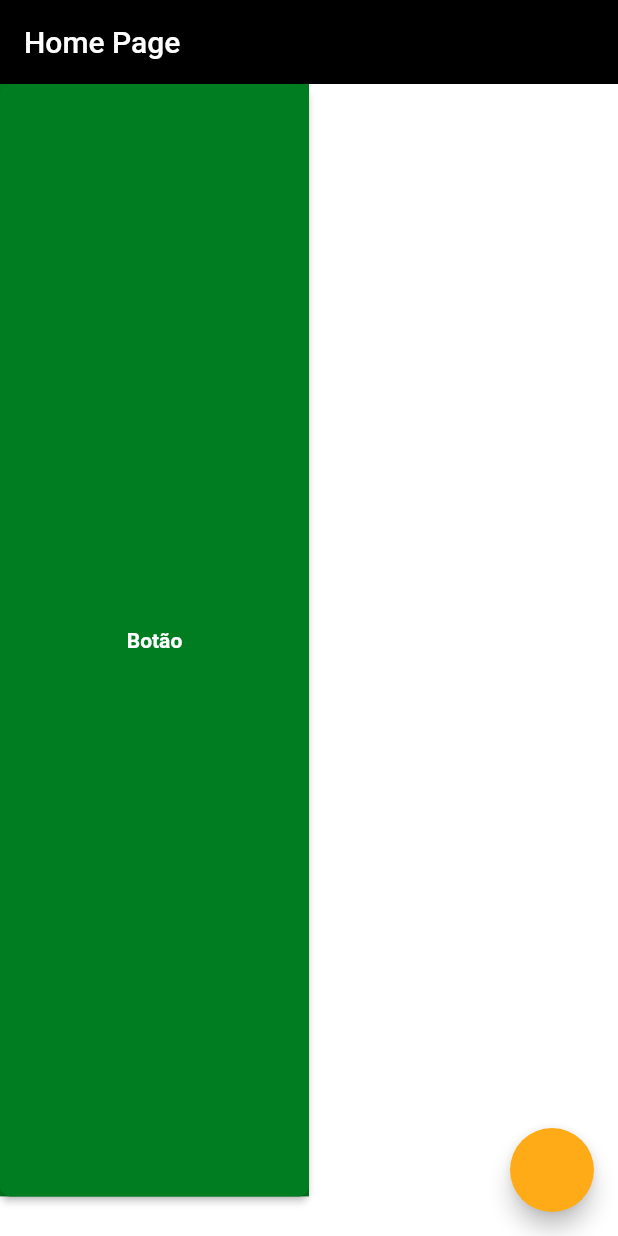
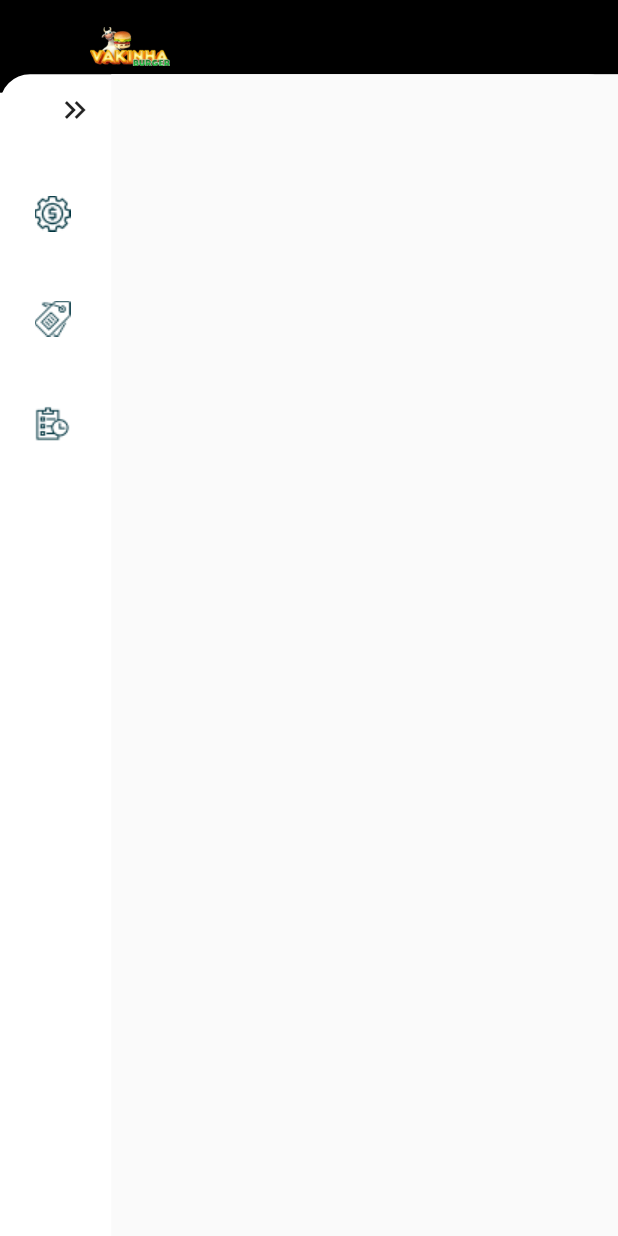
Before and after one commit to zimbaldi/vakinha_burger_flutter_web, a Flutter app: the screen it shows after launch, after a tap on "Entrar", on a phone screen of 412 x 824 dp. Run offline on Flutter 3.47's test engine with Material 2 defaults, Android fonts, the phone set to English and light mode, and no system bars; our stand-ins replace awesome_snackbar_content, dio, flutter_modular, loading_animation_widget, mobx; missing offline and left inert: dart:html, validatorless; generated files the repository leaves out were written again; Roboto replaces fonts that are missing (mplus1).

Commit message:
Aula 2 - menu lateral

```diff
--- a/lib/src/app_module.dart
+++ b/lib/src/app_module.dart
@@ -12,6 +12,9 @@ class AppModule extends Module {
   @override
   List<ModularRoute> get routes => [
         ModuleRoute('/login', module: LoginModule()),
-        ChildRoute('/', child: (context, args) => const HomePage()),
+        ChildRoute(
+          '/home',
+          child: (context, args) => const HomePage(),
+        ), //TODO voltar rota para '/'
       ];
 }
--- a/lib/src/modules/home/home_page.dart
+++ b/lib/src/modules/home/home_page.dart
@@ -2,8 +2,7 @@ import 'package:flutter/material.dart';
 
 import '../../core/ui/helpers/loader.dart';
 import '../../core/ui/helpers/messages.dart';
-import '../../core/ui/helpers/size_extensions.dart';
-import '../../core/ui/styles/colors_app.dart';
+import '../template/base_layout.dart';
 
 class HomePage extends StatefulWidget {
   const HomePage({super.key});
@@ -15,28 +14,6 @@ class HomePage extends StatefulWidget {
 class _HomePageState extends State<HomePage> with Loader, Messages {
   @override
   Widget build(BuildContext context) {
-    return Scaffold(
-      appBar: AppBar(
-        title: const Text('Home Page'),
-      ),
-      floatingActionButton: FloatingActionButton(
-        onPressed: () async {
-          showLoader();
-          await Future.delayed(const Duration(seconds: 2));
-          hideLoader();
-
-          showError('Erro algo');
-        },
-      ),
-      body: Container(
-        color: context.colors.primary,
-        width: context.percentWidth(.5),
-        height: context.percentHeight(.9),
-        child: ElevatedButton(
-          onPressed: () {},
-          child: const Text('Botão'),
-        ),
-      ),
-    );
+    return BaseLayout(body: Container());
   }
 }
--- a/lib/src/modules/login/login_page.dart
+++ b/lib/src/modules/login/login_page.dart
@@ -37,7 +37,7 @@ class _LoginPageState extends State<LoginPage> with Loader, Messages {
             break;
           case LoginStateStatus.success:
             hideLoader();
-            Modular.to.navigate('/');
+            Modular.to.navigate('/home'); //TODO voltar para '/'
             break;
           case LoginStateStatus.error:
             hideLoader();
--- /dev/null
+++ b/lib/src/modules/template/base_layout.dart
@@ -0,0 +1,66 @@
+import 'package:flutter/material.dart';
+
+import '../../core/ui/helpers/size_extensions.dart';
+import 'menu/menu_bar.dart' as menu;
+
+class BaseLayout extends StatelessWidget {
+  final Widget body;
+
+  const BaseLayout({super.key, required this.body});
+
+  @override
+  Widget build(BuildContext context) {
+    final screenWidth = context.screenWidth;
+    final shortestSide = context.screenShortestSide;
+
+    return Scaffold(
+      body: SizedBox(
+        height: context.screenHeight,
+        child: Stack(
+          children: [
+            Container(
+              color: Colors.black,
+              constraints: BoxConstraints(
+                minWidth: screenWidth,
+                minHeight: shortestSide * .15,
+                maxHeight: shortestSide * .15,
+              ),
+              alignment: Alignment.centerLeft,
+              child: Container(
+                margin: const EdgeInsets.only(left: 60),
+                width: shortestSide * .13,
+                child: Image.asset(
+                  'assets/images/logo.png',
+                ),
+              ),
+            ),
+            Positioned.fill(
+              top: shortestSide * .12,
+              child: Container(
+                decoration: const BoxDecoration(
+                  color: Colors.white,
+                  borderRadius: BorderRadius.horizontal(
+                    left: Radius.circular(20),
+                    right: Radius.circular(20),
+                  ),
+                ),
+                child: Row(
+                  children: [
+                    const menu.MenuBar(),
+                    Expanded(
+                      child: Container(
+                        padding: const EdgeInsets.only(left: 20),
+                        color: Colors.grey[50],
+                        child: body,
+                      ),
+                    )
+                  ],
+                ),
+              ),
+            )
+          ],
+        ),
+      ),
+    );
+  }
+}
--- /dev/null
+++ b/lib/src/modules/template/menu/menu_bar.dart
@@ -0,0 +1,56 @@
+import 'package:flutter/material.dart';
+
+import '../../../core/ui/helpers/size_extensions.dart';
+import 'menu_button.dart';
+import 'menu_enum.dart';
+
+class MenuBar extends StatefulWidget {
+  const MenuBar({super.key});
+
+  @override
+  State<MenuBar> createState() => _MenuBarState();
+}
+
+class _MenuBarState extends State<MenuBar> {
+  Menu? selectedMenu;
+
+  @override
+  Widget build(BuildContext context) {
+    return SizedBox(
+      width: context.percentWidth(.18),
+      height: double.infinity,
+      child: Column(
+        mainAxisSize: MainAxisSize.max,
+        crossAxisAlignment: CrossAxisAlignment.center,
+        children: [
+          Align(
+            alignment: Alignment.centerRight,
+            child: IconButton(
+              onPressed: () {},
+              icon: const Icon(Icons.keyboard_double_arrow_right),
+            ),
+          ),
+          const SizedBox(
+            height: 10,
+          ),
+          ListView.builder(
+            shrinkWrap: true,
+            itemCount: Menu.values.length,
+            itemBuilder: (context, index) {
+              final menu = Menu.values[index];
+              return MenuButton(
+                menu: menu,
+                menuSelected: selectedMenu,
+                onPressed: (Menu menu) {
+                  setState(() {
+                    selectedMenu = menu;
+                  });
+                },
+              );
+            },
+          )
+        ],
+      ),
+    );
+  }
+}
--- /dev/null
+++ b/lib/src/modules/template/menu/menu_button.dart
@@ -0,0 +1,65 @@
+import 'package:flutter/material.dart';
+
+import '../../../core/ui/styles/text_styles.dart';
+import 'menu_enum.dart';
+
+class MenuButton extends StatelessWidget {
+  final Menu menu;
+  final Menu? menuSelected;
+  final ValueChanged<Menu> onPressed;
+
+  const MenuButton({
+    super.key,
+    required this.menu,
+    this.menuSelected,
+    required this.onPressed,
+  });
+
+  @override
+  Widget build(BuildContext context) {
+    final isSelected = menuSelected == menu;
+    return LayoutBuilder(
+      builder: (_, constrains) {
+        return Material(
+          color: Colors.transparent,
+          child: InkWell(
+            onTap: () => onPressed(menu),
+            borderRadius: BorderRadius.circular(20),
+            child: Container(
+              margin: const EdgeInsets.all(10),
+              padding: const EdgeInsets.all(5),
+              decoration: isSelected
+                  ? BoxDecoration(
+                      borderRadius: BorderRadius.circular(10),
+                      color: const Color(0XFFFFF5E2),
+                    )
+                  : null,
+              child: Row(
+                mainAxisSize: MainAxisSize.min,
+                children: [
+                  Padding(
+                    padding: const EdgeInsets.all(8.0),
+                    child: Image.asset(
+                        'assets/images/icons/${isSelected ? menu.assetIconSelected : menu.assetIcon}'),
+                  ),
+                  const SizedBox(
+                    width: 10,
+                  ),
+                  Expanded(
+                    child: Text(
+                      menu.label,
+                      overflow: TextOverflow.ellipsis,
+                      style: (isSelected
+                          ? context.textStyles.textBold
+                          : context.textStyles.textRegular),
+                    ),
+                  ),
+                ],
+              ),
+            ),
+          ),
+        );
+      },
+    );
+  }
+}
--- /dev/null
+++ b/lib/src/modules/template/menu/menu_enum.dart
@@ -0,0 +1,34 @@
+enum Menu {
+  paymentType(
+    '/payment-type/',
+    'payment_type_ico.png',
+    'payment_type_ico_selected.png',
+    'Administrar formas de pagamento',
+  ),
+
+  products(
+    '/products/',
+    'product_ico.png',
+    'product_ico_selected.png',
+    'Administrar produtos',
+  ),
+
+  orders(
+    '/order/',
+    'order_ico.png',
+    'order_ico_selected.png',
+    'Pedidos do dia',
+  );
+
+  final String route;
+  final String assetIcon;
+  final String assetIconSelected;
+  final String label;
+
+  const Menu(
+    this.route,
+    this.assetIcon,
+    this.assetIconSelected,
+    this.label,
+  );
+}
```
